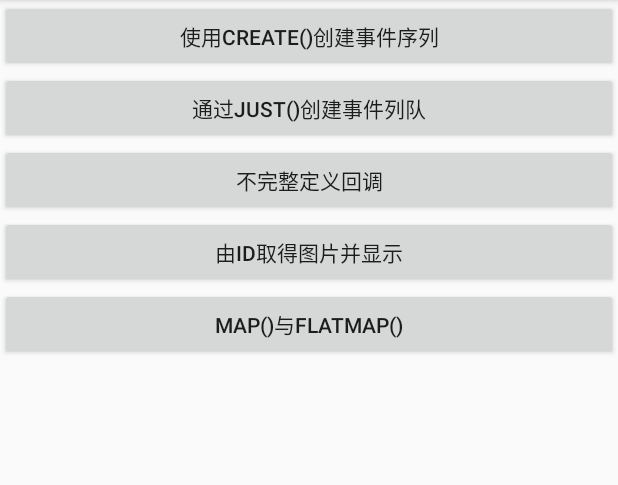
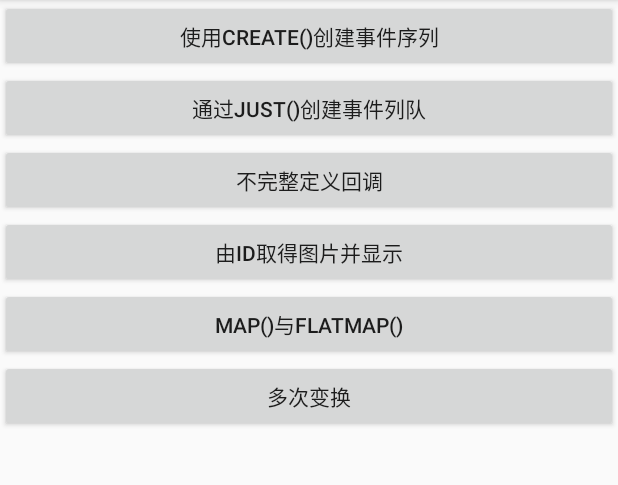
Before and after one commit to snow888ak/MyAndroidDemo, an Android app: the screen it shows after launch (MainActivity), on a phone screen of 412 x 824 dp, the part 84-569 px from its top. Run offline under Robolectric (Android 15) with nearby library versions, the phone set to English and light mode, and no system bars; our stand-ins replace ButterKnife.

Commit message:
SnowZhk
添加使用map()方法多次变换示例DemoActivity6

```diff
--- a/rxjavademo/src/main/AndroidManifest.xml
+++ b/rxjavademo/src/main/AndroidManifest.xml
@@ -17,6 +17,7 @@
         <activity android:name=".DemoActivity3" />
         <activity android:name=".DemoActivity4" />
         <activity android:name=".DemoActivity5" />
+        <activity android:name=".DemoActivity6" />
     </application>
 
 </manifest>
--- a/rxjavademo/src/main/java/com/example/rxjavademo/MainActivity.java
+++ b/rxjavademo/src/main/java/com/example/rxjavademo/MainActivity.java
@@ -17,7 +17,7 @@ public class MainActivity extends AppCompatActivity {
         ButterKnife.bind(this);
     }
 
-    @OnClick({R.id.button, R.id.button2, R.id.button3, R.id.button4, R.id.button5})
+    @OnClick({R.id.button, R.id.button2, R.id.button3, R.id.button4, R.id.button5, R.id.button6})
     public void onClick(View v) {
         Intent intent = new Intent();
         switch (v.getId()) {
@@ -36,6 +36,9 @@ public class MainActivity extends AppCompatActivity {
             case R.id.button5:
                 intent.setClass(getApplicationContext(), DemoActivity5.class);
                 break;
+            case R.id.button6:
+                intent.setClass(getApplicationContext(), DemoActivity6.class);
+                break;
         }
         startActivity(intent);
     }
--- a/rxjavademo/src/main/res/layout/activity_main.xml
+++ b/rxjavademo/src/main/res/layout/activity_main.xml
@@ -42,6 +42,12 @@
             android:layout_height="wrap_content"
             android:text="map()与flatMap()"/>
 
+        <Button
+            android:id="@+id/button6"
+            android:layout_width="match_parent"
+            android:layout_height="wrap_content"
+            android:text="多次变换"/>
+
     </LinearLayout>
 
 
```
Also changed, not shown: rxjavademo/src/main/java/com/example/rxjavademo/DemoActivity6.java (added, +86 -0 lines).
